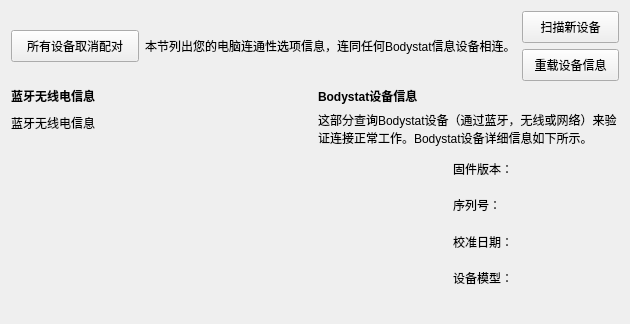
Old version of the form Bodystat/ui/devinfowidget.ui in the repository hym-dn/Bodystat.
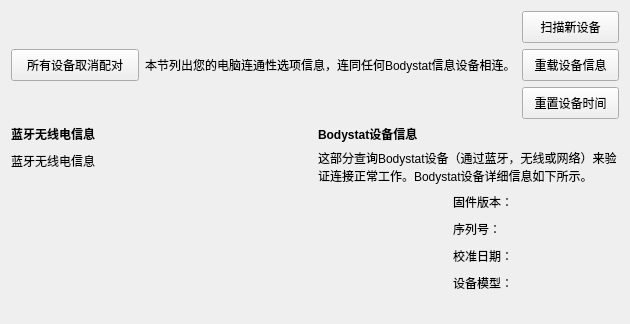
New version of the form.

```diff
--- a/Bodystat/ui/devinfowidget.ui
+++ b/Bodystat/ui/devinfowidget.ui
@@ -79,6 +79,19 @@
          </property>
         </widget>
        </item>
+       <item>
+        <widget class="QPushButton" name="_resetTimePushButton">
+         <property name="minimumSize">
+          <size>
+           <width>0</width>
+           <height>32</height>
+          </size>
+         </property>
+         <property name="text">
+          <string>重置设备时间</string>
+         </property>
+        </widget>
+       </item>
       </layout>
      </item>
     </layout>
```
